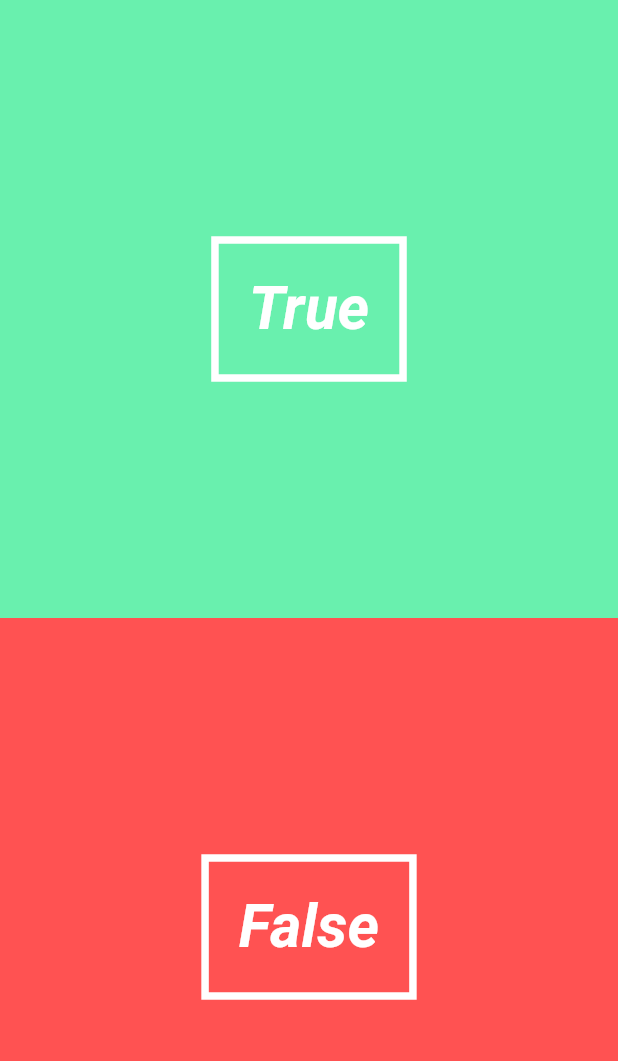
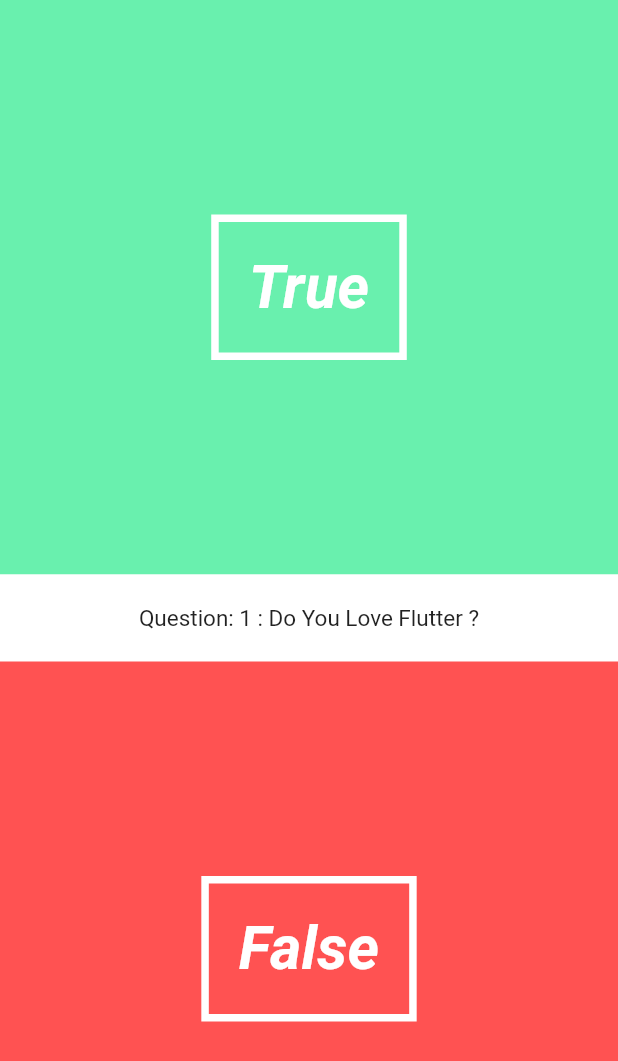
Before and after one commit to 22mahmoud/QuizApp-Flutter, a Flutter app: the screen it shows after launch, on a phone screen of 412 x 824 dp. Shown: the top 1061 px of the screen. Run offline on Flutter 3.47's test engine with Material 2 defaults, Android fonts, the phone set to English and light mode, and no system bars.

Commit message:
Question Text UI

```diff
--- a/lib/pages/Quiz_page.dart
+++ b/lib/pages/Quiz_page.dart
@@ -3,6 +3,7 @@ import 'package:flutter/material.dart';
 import '../utils/question.dart';
 import '../utils/quiz.dart';
 import '../ui/answer_button.dart';
+import '../ui/question_text.dart';
 
 class QuizPage extends StatefulWidget {
   @override
@@ -17,6 +18,7 @@ class QuizPageState extends State<QuizPage> {
         new Column(
           children: <Widget>[
             new AnswerButton(true, () => print('You answered True')),
+            new QuestionText('Do You Love Flutter ?', 1),
             new AnswerButton(false, () => print('You answered False')),
           ],
         )
--- /dev/null
+++ b/lib/ui/question_text.dart
@@ -0,0 +1,47 @@
+import 'package:flutter/material.dart';
+
+class QuestionText extends StatefulWidget {
+  final String _question;
+  final int _questionNumber;
+
+  QuestionText(this._question, this._questionNumber);
+
+  @override
+  State createState() => new QuestionTextState();
+}
+
+class QuestionTextState extends State<QuestionText>
+    with SingleTickerProviderStateMixin {
+  Animation<double> _fontSizeAnimation;
+  AnimationController _fontSizeAnimationController;
+
+  @override
+  void initState() {
+    super.initState();
+    _fontSizeAnimationController = new AnimationController(
+        vsync: this, duration: new Duration(milliseconds: 500));
+    _fontSizeAnimation = new CurvedAnimation(
+        parent: _fontSizeAnimationController, curve: Curves.bounceOut);
+    _fontSizeAnimation.addListener(() => this.setState(() {}));
+    _fontSizeAnimationController.forward();
+  }
+
+  @override
+  Widget build(BuildContext context) {
+    return new Material(
+      color: Colors.white,
+      child: new Padding(
+        padding: new EdgeInsets.symmetric(vertical: 20.0),
+        child: new Center(
+          child: new Text(
+            'Question: ' +
+                widget._questionNumber.toString() +
+                ' : ' +
+                widget._question,
+            style: new TextStyle(fontSize: _fontSizeAnimation.value * 15),
+          ),
+        ),
+      ),
+    );
+  }
+}
```
